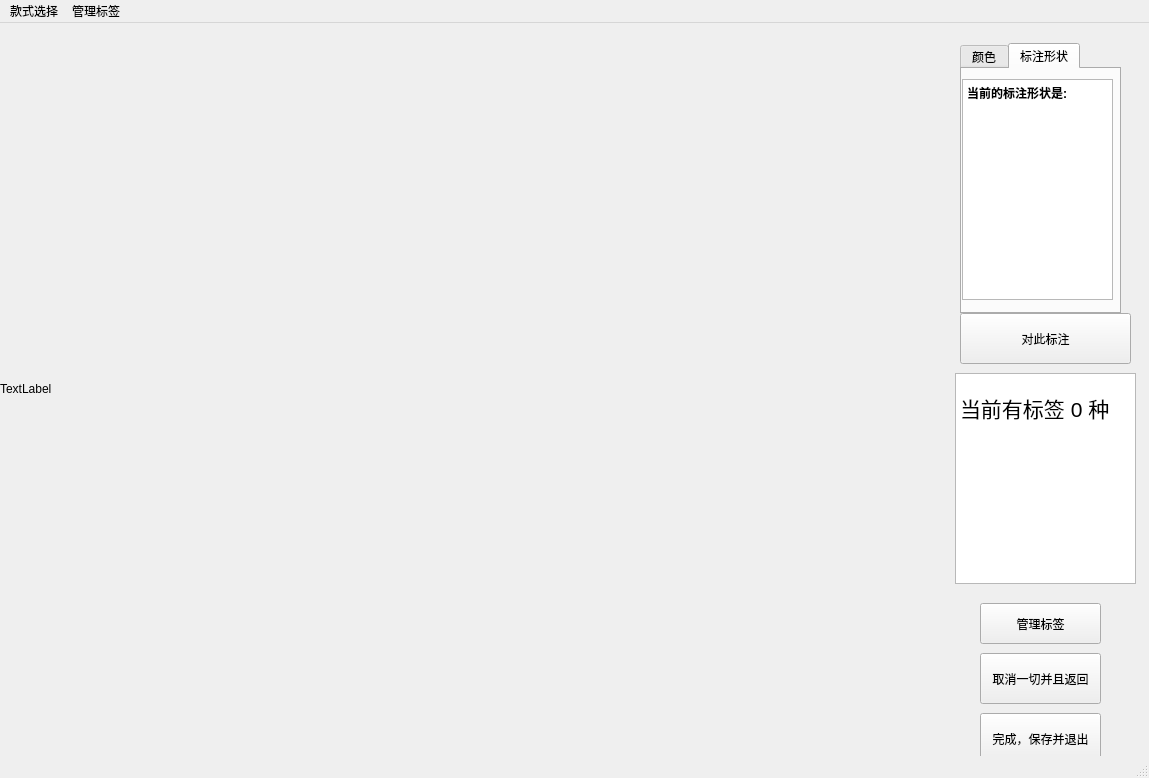
The window that JLU_Image_TransAnd_Label/manuallylabel.ui (Charliechen114514/Jilin_University_ImageLabel_SoftWare) describes before a commit, drawn with Qt 5.
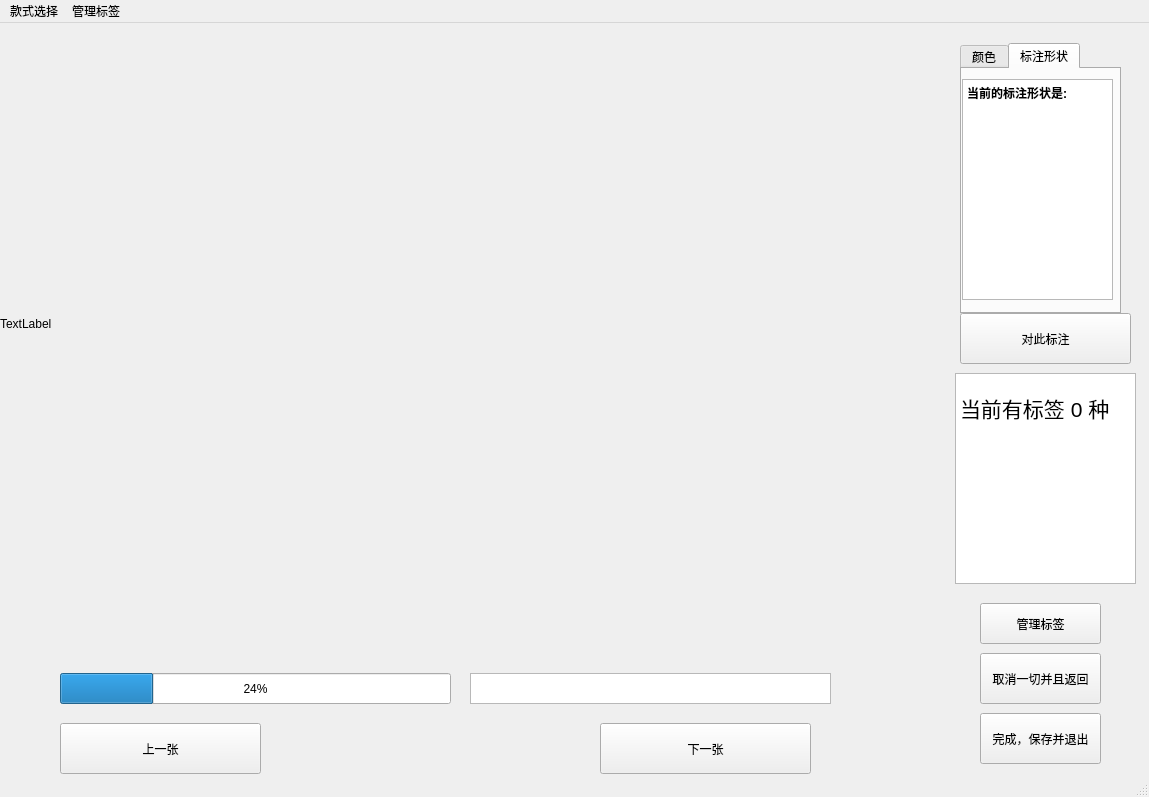
The same window after the commit. Custom widgets are drawn as their Qt base class.

```diff
--- a/JLU_Image_TransAnd_Label/manuallylabel.ui
+++ b/JLU_Image_TransAnd_Label/manuallylabel.ui
@@ -7,7 +7,7 @@
     <x>0</x>
     <y>0</y>
     <width>1149</width>
-    <height>778</height>
+    <height>797</height>
    </rect>
   </property>
   <property name="windowTitle">
@@ -20,7 +20,7 @@
       <x>0</x>
       <y>-10</y>
       <width>841</width>
-      <height>751</height>
+      <height>621</height>
      </rect>
     </property>
     <property name="text">
@@ -202,6 +202,55 @@
      <string>管理标签</string>
     </property>
    </widget>
+   <widget class="QPushButton" name="toPreviousPic">
+    <property name="geometry">
+     <rect>
+      <x>60</x>
+      <y>700</y>
+      <width>201</width>
+      <height>51</height>
+     </rect>
+    </property>
+    <property name="text">
+     <string>上一张</string>
+    </property>
+   </widget>
+   <widget class="QPushButton" name="toAfterPic">
+    <property name="geometry">
+     <rect>
+      <x>600</x>
+      <y>700</y>
+      <width>211</width>
+      <height>51</height>
+     </rect>
+    </property>
+    <property name="text">
+     <string>下一张</string>
+    </property>
+   </widget>
+   <widget class="QProgressBar" name="showProgressBar">
+    <property name="geometry">
+     <rect>
+      <x>60</x>
+      <y>650</y>
+      <width>391</width>
+      <height>31</height>
+     </rect>
+    </property>
+    <property name="value">
+     <number>24</number>
+    </property>
+   </widget>
+   <widget class="QTextBrowser" name="showCurProcess">
+    <property name="geometry">
+     <rect>
+      <x>470</x>
+      <y>650</y>
+      <width>361</width>
+      <height>31</height>
+     </rect>
+    </property>
+   </widget>
   </widget>
   <widget class="QMenuBar" name="menubar">
    <property name="geometry">
```
